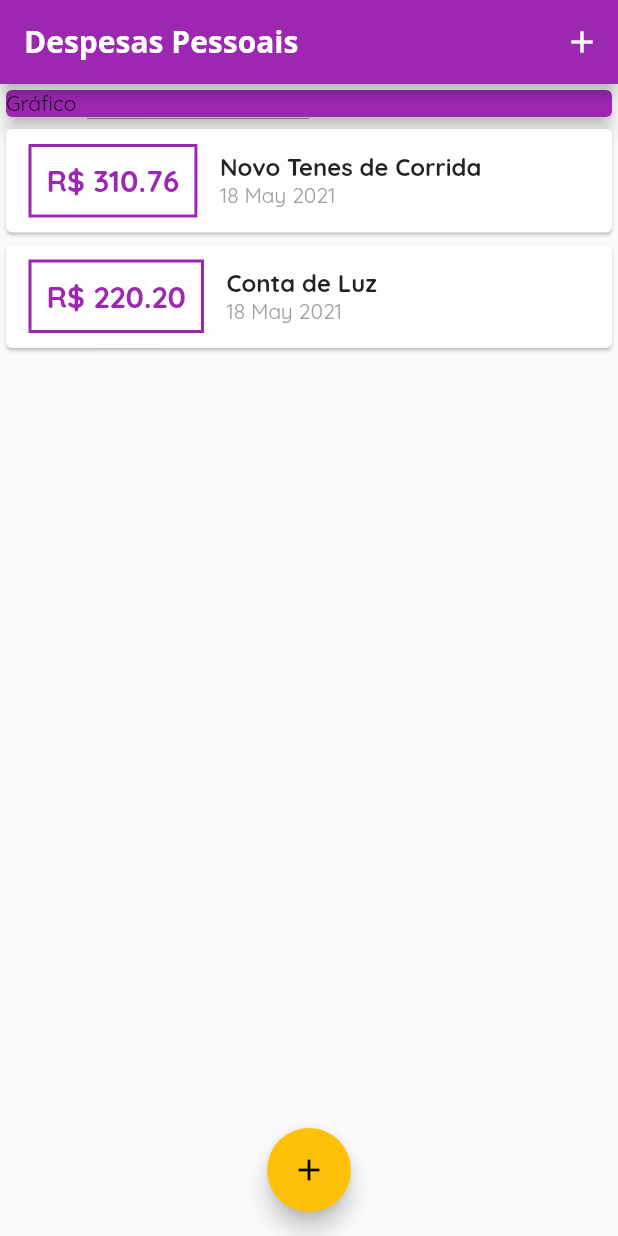
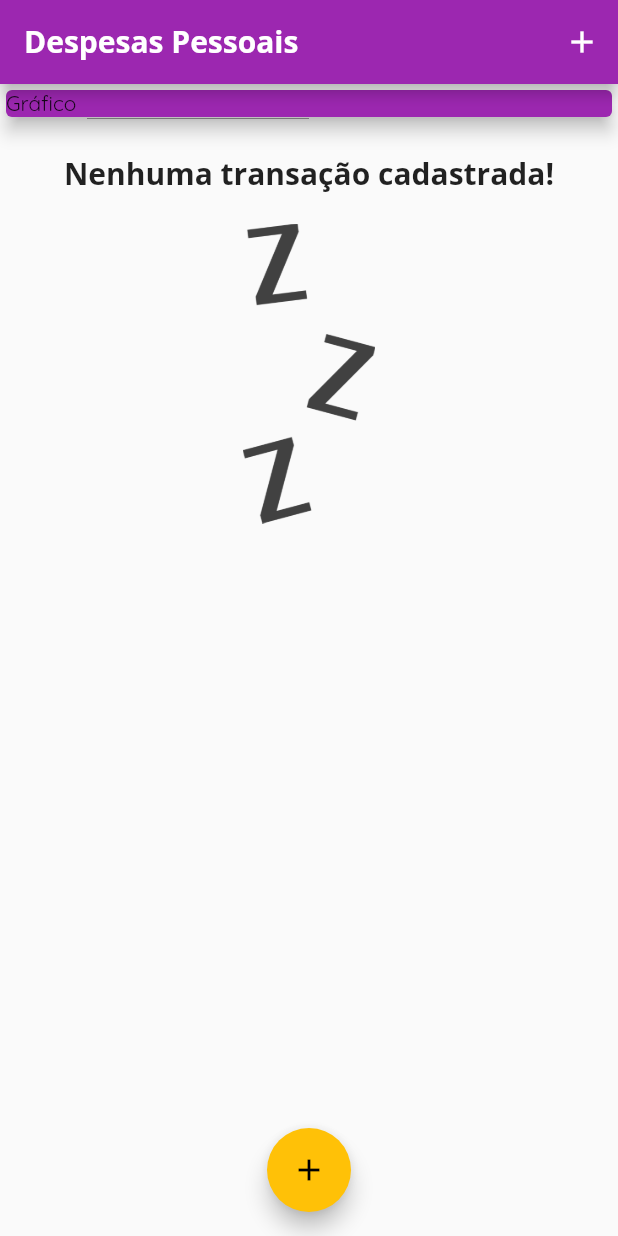
Before and after one commit to leandrotux/expenses, a Flutter app: the screen it shows after launch, on a phone screen of 412 x 824 dp. Run offline on Flutter 3.47's test engine with Material 2 defaults, Android fonts, the phone set to English and light mode, and no system bars.

Commit message:
Add image list empyt

```diff
--- a/lib/components/transaction_list.dart
+++ b/lib/components/transaction_list.dart
@@ -10,7 +10,33 @@ class TransactionList extends StatelessWidget {
   Widget build(BuildContext context) {
     return Container(
       height: 300,
-      child: ListView.builder(
+      child: transactions.isEmpty
+          ? Column(
+              children: [
+                SizedBox(
+                  height: 20,
+                ),
+                Text(
+                  'Nenhuma transação cadastrada!',
+                  style: TextStyle(
+                    fontFamily: 'OpenSans',
+                    fontWeight: FontWeight.bold,
+                    fontSize: 20,
+                  ),
+                ),
+                SizedBox(
+                  height: 20,
+                ),
+                Container(
+                  height: 200,
+                  child: Image.asset(
+                    'assets/images/waiting.png',
+                    fit: BoxFit.cover,
+                  ),
+                ),
+              ],
+            )
+          : ListView.builder(
               itemCount: transactions.length,
               itemBuilder: (ctx, index) {
                 final tr = transactions[index];
--- a/lib/main.dart
+++ b/lib/main.dart
@@ -37,19 +37,19 @@ class MyHomePage extends StatefulWidget {
 }
 
 class _MyHomePageState extends State<MyHomePage> {
-  final _transactions = [
-    Transaction(
-      id: 't1',
-      title: 'Novo Tenes de Corrida',
-      value: 310.76,
-      date: DateTime.now(),
-    ),
-    Transaction(
-      id: 't2',
-      title: 'Conta de Luz',
-      value: 220.20,
-      date: DateTime.now(),
-    ),
+  final List<Transaction> _transactions = [
+    // Transaction(
+    //   id: 't1',
+    //   title: 'Novo Tenes de Corrida',
+    //   value: 310.76,
+    //   date: DateTime.now(),
+    // ),
+    // Transaction(
+    //   id: 't2',
+    //   title: 'Conta de Luz',
+    //   value: 220.20,
+    //   date: DateTime.now(),
+    // ),
   ];
 
   _addTransaction(String title, double value) {
--- a/pubspec.yaml
+++ b/pubspec.yaml
@@ -45,8 +45,8 @@ flutter:
   uses-material-design: true
 
   # To add assets to your application, add an assets section, like this:
-  # assets:
-  #   - images/a_dot_burr.jpeg
+  assets:
+    - assets/images/waiting.png
   #   - images/a_dot_ham.jpeg
 
   # An image asset can refer to one or more resolution-specific "variants", see
```
Also changed, not shown: assets/images/waiting.png (added). Lines whose indentation alone changed are shown as unchanged.
